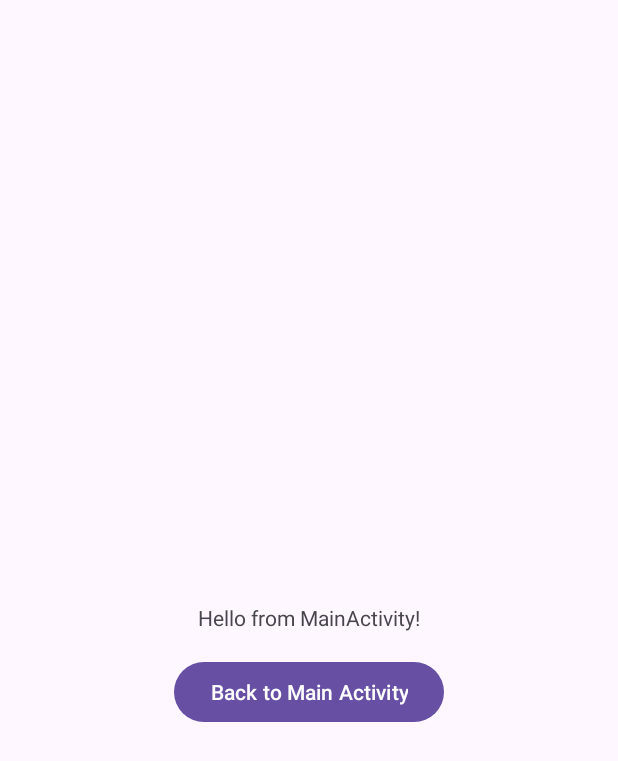
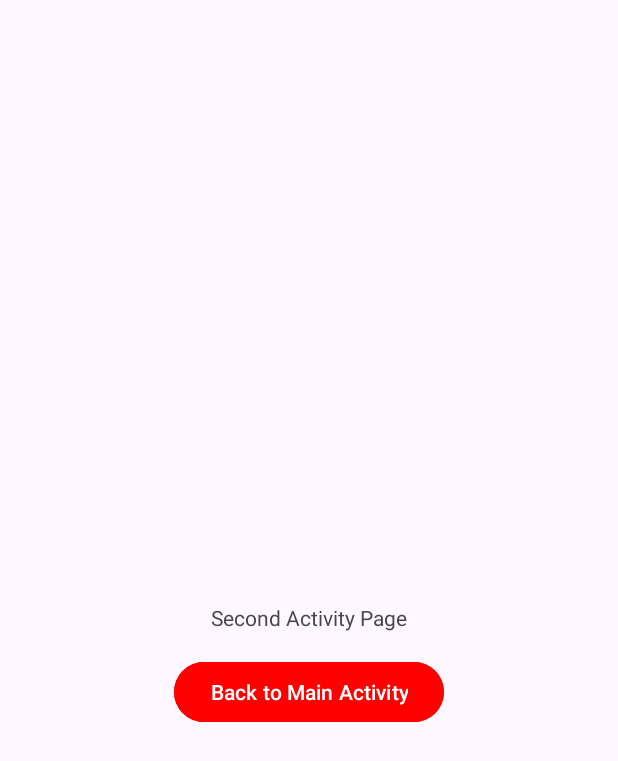
Before and after one commit to JdotDEV/MAD, an Android app: the screen it shows after launch (SecondActivity), after a tap on "Open Second Activity", on a phone screen of 412 x 824 dp. Shown: the top 761 px of the screen. Run offline under Robolectric (Android 15) with nearby library versions, the phone set to English and light mode, and no system bars.

Commit message:
Explicit Intent

```diff
--- a/ExplicitIntent/app/src/main/java/com/jhems/explicitintent/MainActivity.java
+++ b/ExplicitIntent/app/src/main/java/com/jhems/explicitintent/MainActivity.java
@@ -18,13 +18,7 @@ public class MainActivity extends AppCompatActivity {
         btnOpenSecondActivity.setOnClickListener(new View.OnClickListener() {
             @Override
             public void onClick(View v) {
-                // Create an explicit intent to open SecondActivity
                 Intent intent = new Intent(MainActivity.this, SecondActivity.class);
-
-                // Optionally, you can pass data to the next activity
-                intent.putExtra("key", "Hello from MainActivity!");
-
-                // Start the activity
                 startActivity(intent);
             }
         });
--- a/ExplicitIntent/app/src/main/res/layout/activity_second.xml
+++ b/ExplicitIntent/app/src/main/res/layout/activity_second.xml
@@ -9,16 +9,17 @@
         android:id="@+id/txtMessage"
         android:layout_width="wrap_content"
         android:layout_height="wrap_content"
-        android:text="@string/this_is_second_activity"
-        android:layout_centerInParent="true" />
+        android:layout_centerInParent="true"
+        android:text="@string/second_activity_page" />
 
     <Button
         android:id="@+id/btnBackToMainActivity"
         android:layout_width="wrap_content"
         android:layout_height="wrap_content"
+        android:layout_below="@id/txtMessage"
+        android:layout_centerHorizontal="true"
+        android:layout_marginTop="16dp"
         android:text="@string/back_to_main_activity"
-        android:layout_below="@id/txtMessage"
-        android:layout_marginTop="16dp"
-        android:layout_centerHorizontal="true" />
+        android:backgroundTint="@color/red"/>
 
 </RelativeLayout>
--- a/ExplicitIntent/app/src/main/res/values/colors.xml
+++ b/ExplicitIntent/app/src/main/res/values/colors.xml
@@ -2,4 +2,5 @@
 <resources>
     <color name="black">#FF000000</color>
     <color name="white">#FFFFFFFF</color>
+    <color name="red">#FF0000</color>
 </resources>
--- a/ExplicitIntent/app/src/main/res/values/strings.xml
+++ b/ExplicitIntent/app/src/main/res/values/strings.xml
@@ -3,4 +3,6 @@
     <string name="open_second_activity">Open Second Activity</string>
     <string name="back_to_main_activity">Back to Main Activity</string>
     <string name="this_is_second_activity">This is Second Activity</string>
+    <string name="second_activity_page">Second Activity Page</string>
+    <string name="first_activity_page">First Activity Page</string>
 </resources>
--- a/Spinner/app/src/main/res/values/strings.xml
+++ b/Spinner/app/src/main/res/values/strings.xml
@@ -1,6 +1,6 @@
 <resources>
-    <string name="app_name">Hello Spinner</string>
-    <string name="actionBar">IU2141230022 LAB-3</string>
+    <string name="app_name">Spinner</string>
+    <string name="actionBar">IU2141230014 LAB-3</string>
     <string-array name="fruits">
         <item>Apple</item>
         <item>Banana</item>
```
Also changed, not shown: ExplicitIntent/app/src/main/res/layout/activity_main.xml (+9 -0 lines).
